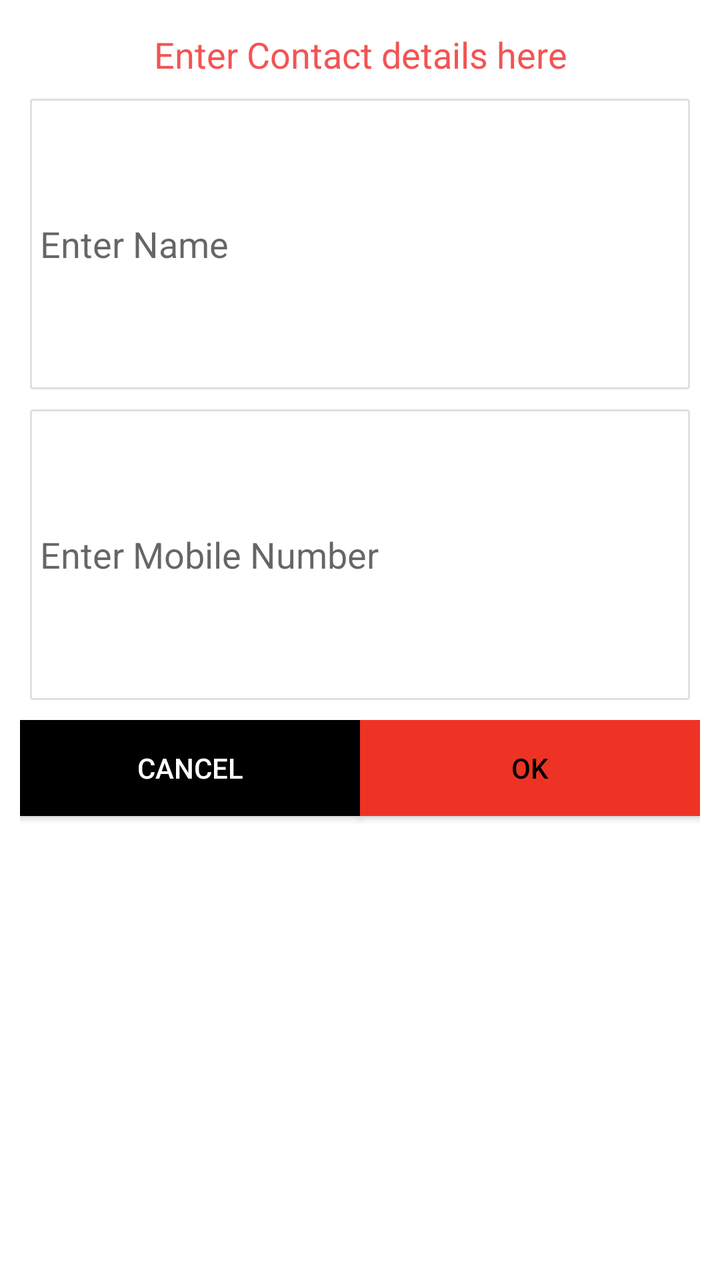
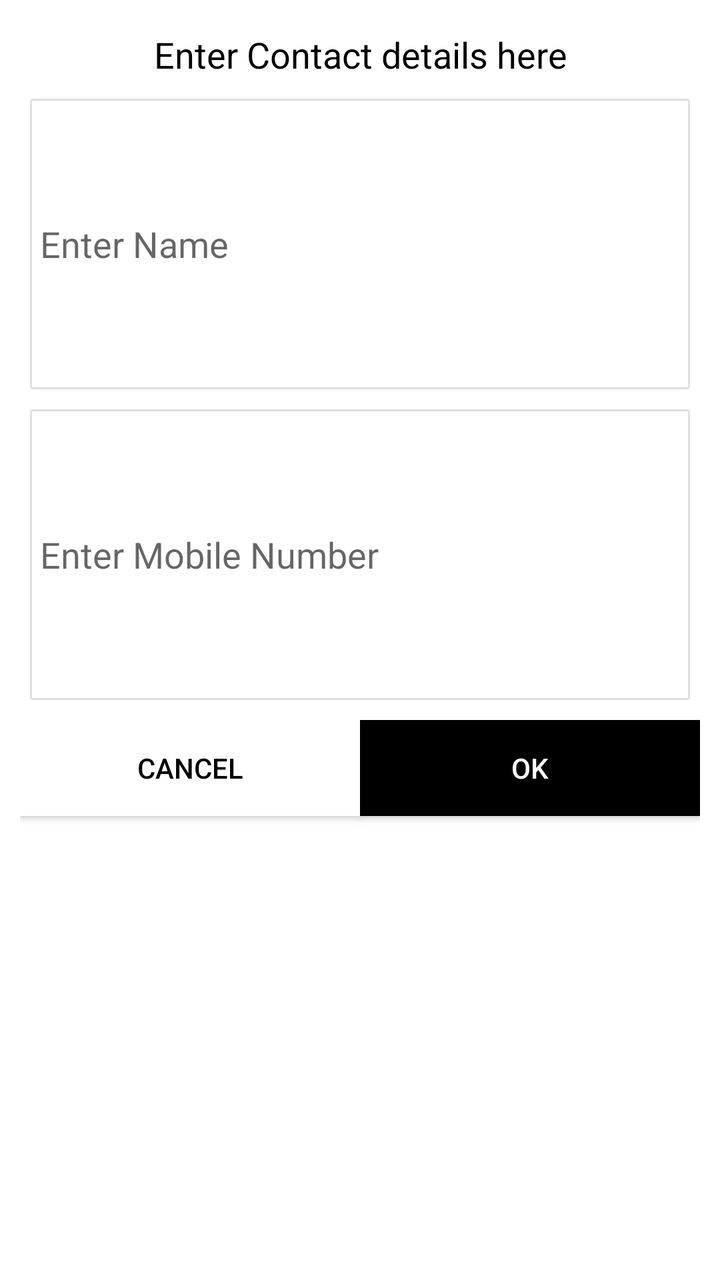

Two renders of the same Android screen: before a commit and after it. Below are the layout's source before the change and the commit's diff.
<!-- AndroidManifest.xml: application theme AppTheme -->
<!-- res/layout/sos_contact_dialog_view.xml -->
<?xml version="1.0" encoding="utf-8"?>
<LinearLayout xmlns:android="http://schemas.android.com/apk/res/android"
    xmlns:tools="http://schemas.android.com/tools"
    android:layout_width="match_parent"
    android:layout_height="wrap_content"
    android:background="@color/white"
    android:orientation="vertical">

    <LinearLayout
        android:id="@+id/add_contact"
        android:layout_width="match_parent"
        android:layout_height="match_parent"
        android:layout_margin="10dp"
        android:orientation="vertical"
        tools:ignore="MissingConstraints">

        <TextView
            android:layout_width="match_parent"
            android:layout_height="wrap_content"
            android:padding="5dp"
            android:text="@string/enter_contact_details_here"
            android:textAlignment="center"
            android:textColor="@color/button_accept"
            android:textSize="18sp">

        </TextView>

        <EditText
            android:id="@+id/sos_name"
            android:layout_width="match_parent"
            android:layout_height="wrap_content"
            android:layout_gravity="center"
            android:layout_margin="@dimen/pad_5dp"
            android:layout_weight="1"
            android:background="@drawable/border"
            android:hint="Enter Name"
            android:padding="@dimen/dp_5"
            android:textColor="@color/black" />

        <EditText
            android:id="@+id/sos_mbl_number"
            android:layout_width="match_parent"
            android:layout_height="wrap_content"
            android:layout_gravity="center"
            android:layout_margin="@dimen/pad_5dp"
            android:layout_weight="1"
            android:background="@drawable/border"
            android:hint="Enter Mobile Number"
            android:padding="@dimen/dp_5"
            android:textColor="@color/black" />

        <LinearLayout
            android:layout_width="match_parent"
            android:layout_height="wrap_content"
            android:layout_marginTop="@dimen/dp_5"
            android:layout_weight="2"
            android:orientation="horizontal">

            <Button
                android:id="@+id/nobtn"
                android:layout_width="0dp"
                android:layout_height="wrap_content"
                android:layout_weight="1"
                android:background="#000001"
                android:text="@string/cancel"
                android:textAlignment="center"
                android:textColor="@color/white"
                android:textSize="14sp" />

            <Button
                android:id="@+id/yesbtn"
                android:layout_width="0dp"
                android:layout_height="wrap_content"
                android:layout_weight="1"
                android:background="@color/colorAccent"
                android:text="@string/ok"
                android:textAlignment="center"
                android:textColor="@color/black"
                android:textSize="14sp" />

        </LinearLayout>

    </LinearLayout>

    <LinearLayout
        android:id="@+id/no_contact"
        android:layout_width="match_parent"
        android:layout_height="match_parent"
        android:layout_margin="10dp"
        android:orientation="vertical"
        tools:ignore="MissingConstraints">

        <TextView
            android:layout_width="match_parent"
            android:layout_height="wrap_content"
            android:padding="5dp"
            android:text="@string/there_is_no_contact_in_your_list_please_add_contact"
            android:textAlignment="center"
            android:textColor="@color/button_accept"
            android:textSize="18sp">

        </TextView>

        <LinearLayout
            android:layout_width="match_parent"
            android:layout_height="wrap_content"
            android:layout_marginTop="@dimen/dp_5"
            android:layout_weight="2"
            android:orientation="horizontal">

            <Button
                android:id="@+id/no_btn"
                android:layout_width="0dp"
                android:layout_height="wrap_content"
                android:layout_weight="1"
                android:background="#000001"
                android:text="@string/cancel"
                android:textAlignment="center"
                android:textColor="@color/white"
                android:textSize="14sp" />

            <Button
                android:id="@+id/yes_btn"
                android:layout_width="0dp"
                android:layout_height="wrap_content"
                android:layout_weight="1"
                android:background="@color/colorAccent"
                android:text="@string/add"
                android:textAlignment="center"
                android:textColor="@color/black"
                android:textSize="14sp" />

        </LinearLayout>

    </LinearLayout>

</LinearLayout>
<!-- resources referenced by this layout -->
<resources>
  <color name="black">#000000</color>
  <color name="button_accept">#F35454</color>
  <color name="colorAccent">#ee3324</color>
  <color name="white">#fff</color>
  <dimen name="dp_5">5dp</dimen>
  <dimen name="pad_5dp">5dp</dimen>
  <!-- drawable border (drawable) -->
  <?xml version="1.0" encoding="utf-8"?>
  <shape
      xmlns:android="http://schemas.android.com/apk/res/android"
      android:shape="rectangle">
  
      <corners
          android:radius="1dp"
          />
  
  
      <stroke
          android:width="1dip"
          android:color="@color/colorLine" />
  </shape>
  <string name="add">Add</string>
  <string name="cancel">Cancel</string>
  <string name="enter_contact_details_here">Enter Contact details here</string>
  <string name="ok">OK</string>
  <string name="there_is_no_contact_in_your_list_please_add_contact">There is no contact in your list. Please add contact!</string>
  <style name="AppTheme" parent="Theme.AppCompat.Light.DarkActionBar">
          
          <item name="colorPrimary">@color/colorPrimary</item>
          <item name="colorPrimaryDark">@color/colorPrimaryDark</item>
          <item name="colorAccent">@color/colorAccent</item>
      </style>
  <color name="colorLine">#dfdfdf</color>
  <color name="colorPrimary">#fff</color>
  <color name="colorPrimaryDark">#333333</color>
</resources>

<!-- the commit's change to res/layout/sos_contact_dialog_view.xml (unified diff, before → after) -->
@@ -42,6 +42,7 @@
             android:layout_width="match_parent"
             android:layout_height="wrap_content"
             android:layout_gravity="center"
+            android:inputType="number"
             android:layout_margin="@dimen/pad_5dp"
             android:layout_weight="1"
             android:background="@drawable/border"
@@ -61,10 +62,10 @@
                 android:layout_width="0dp"
                 android:layout_height="wrap_content"
                 android:layout_weight="1"
-                android:background="#000001"
+                android:background="@color/white"
                 android:text="@string/cancel"
                 android:textAlignment="center"
-                android:textColor="@color/white"
+                android:textColor="@color/button_accept"
                 android:textSize="14sp" />
 
             <Button
@@ -72,10 +73,10 @@
                 android:layout_width="0dp"
                 android:layout_height="wrap_content"
                 android:layout_weight="1"
-                android:background="@color/colorAccent"
+                android:background="@color/button_accept"
                 android:text="@string/ok"
                 android:textAlignment="center"
-                android:textColor="@color/black"
+                android:textColor="@color/white"
                 android:textSize="14sp" />
 
         </LinearLayout>
@@ -113,10 +114,10 @@
                 android:layout_width="0dp"
                 android:layout_height="wrap_content"
                 android:layout_weight="1"
-                android:background="#000001"
+                android:background="@color/white"
                 android:text="@string/cancel"
                 android:textAlignment="center"
-                android:textColor="@color/white"
+                android:textColor="@color/button_accept"
                 android:textSize="14sp" />
 
             <Button
@@ -124,10 +125,10 @@
                 android:layout_width="0dp"
                 android:layout_height="wrap_content"
                 android:layout_weight="1"
-                android:background="@color/colorAccent"
+                android:background="@color/button_accept"
                 android:text="@string/add"
                 android:textAlignment="center"
-                android:textColor="@color/black"
+                android:textColor="@color/white"
                 android:textSize="14sp" />
 
         </LinearLayout>
<!-- resource entries referenced after the edit -->
@@ -1,7 +1,7 @@
 <!-- resources referenced by this layout -->
 <resources>
   <color name="black">#000000</color>
-  <color name="button_accept">#F35454</color>
+  <color name="button_accept">#000000</color>
   <color name="colorAccent">#ee3324</color>
   <color name="white">#fff</color>
   <dimen name="dp_5">5dp</dimen>
